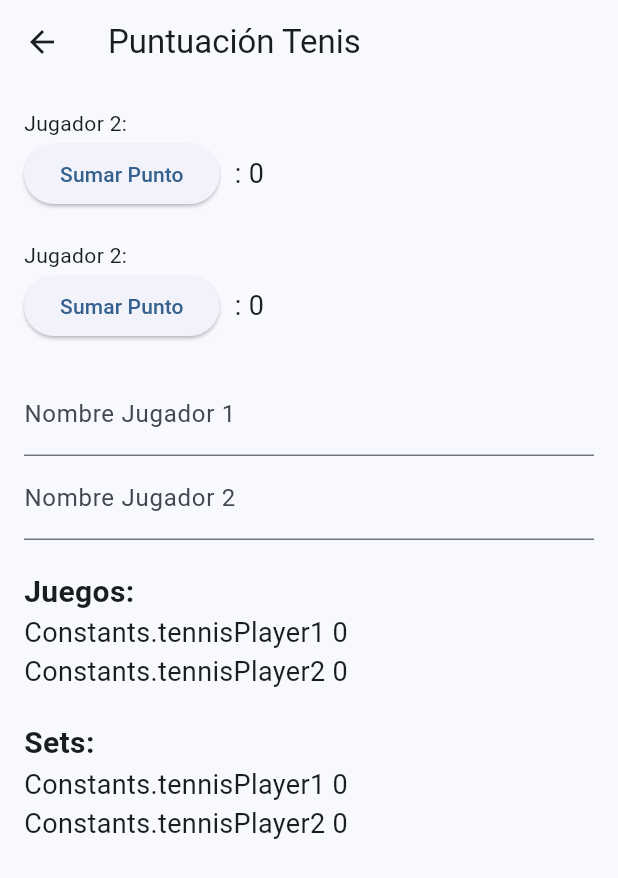
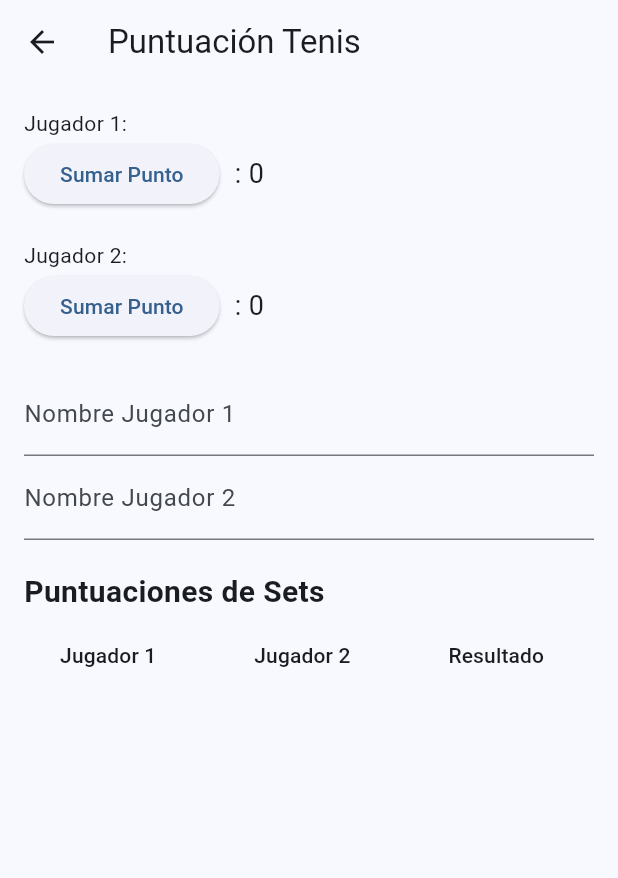
Before and after one commit to velasco10/game_score, a Flutter app: the screen it shows after launch, after a tap on "Tenis", on a phone screen of 412 x 824 dp. Shown: the top 878 px of the screen. Run offline on Flutter 3.47's test engine with Material 2 defaults, Android fonts, the phone set to English and light mode, and no system bars.

Commit message:
feat: prepare app to upload to play store

```diff
--- a/lib/presentations/games/chinchon.dart
+++ b/lib/presentations/games/chinchon.dart
@@ -75,7 +75,7 @@ class _ChinchonState extends State<Chinchon> {
                     ),
                     IconButton(
                       onPressed: () {
-                        int.tryParse(_scoreInputControllers[i].text)! - 10;
+                        _scoreInputControllers[i].text = "-10";
                       },
                       icon: const Icon(Icons.replay_10))
                   ],
--- a/lib/presentations/games/coin.dart
+++ b/lib/presentations/games/coin.dart
@@ -79,8 +79,8 @@ class _CoinState extends State<Coin> with SingleTickerProviderStateMixin {
               transform: Matrix4.identity()
                 ..setEntry(3, 2, 0.001)
                 ..rotateX(rotationAngleX)
-                ..rotateZ(rotationAngleZ)
-                ..translate(0, translateY, 0),
+                ..rotateZ(rotationAngleZ),
+                // ..translate(0, translateY, 0)
               child: GestureDetector(
                 onTap: _flipCoin,
                 child: Icon(
--- a/lib/presentations/games/tennis.dart
+++ b/lib/presentations/games/tennis.dart
@@ -21,6 +21,8 @@ class _TennisState extends State<Tennis> {
   bool advantagePlayer1 = false;
   bool advantagePlayer2 = false;
 
+  List<SetEntry> setEntries = [];
+
   String _getScoreString(int points) {
     if (points == 0) {
       return '0';
@@ -41,8 +43,14 @@ class _TennisState extends State<Tennis> {
         if (!advantagePlayer1) {
           if (advantagePlayer2) {
             advantagePlayer2 = false; // Pierde la ventaja
+            setState(() {
+              player2Points--;
+            });
           } else {
             advantagePlayer1 = true; // Ventaja para jugador 1
+            setState(() {
+              player1Points++;
+            });
           }
         } else {
           _addGameToPlayer(playerNumber); // Gana el juego
@@ -51,8 +59,14 @@ class _TennisState extends State<Tennis> {
         if (!advantagePlayer2) {
           if (advantagePlayer1) {
             advantagePlayer1 = false; // Pierde la ventaja
+            setState(() {
+              player1Points--;
+            });
           } else {
-            advantagePlayer2 = true; // Ventaja para jugador 2
+            advantagePlayer2 = true;
+            setState(() {
+              player2Points++;
+            }); // Ventaja para jugador 2
           }
         } else {
           _addGameToPlayer(playerNumber); // Gana el juego
@@ -113,12 +127,48 @@ class _TennisState extends State<Tennis> {
   void _addSetToPlayer(int playerNumber) {
     if (playerNumber == 1) {
       player1Sets++;
+      setEntries.add(SetEntry(
+        player1Games: player1Games,
+        player2Games: player2Games,
+      ));
+      if (player1Sets >= 2) {
+        // Jugador 1 ha ganado la partida
+        _showWinnerDialog(player1Name);
+      }
     } else if (playerNumber == 2) {
       player2Sets++;
+      setEntries.add(SetEntry(
+        player1Games: player1Games,
+        player2Games: player2Games,
+      ));
+      if (player2Sets >= 2) {
+        // Jugador 2 ha ganado la partida
+        _showWinnerDialog(player2Name);
+      }
     }
 
     player1Games = 0;
     player2Games = 0;
+  }
+
+  void _showWinnerDialog(String playerName) {
+    showDialog(
+      context: context,
+      builder: (BuildContext context) {
+        return AlertDialog(
+          title: Text('¡Partida finalizada!'),
+          content: Text('$playerName ha ganado la partida.'),
+          actions: [
+            TextButton(
+              onPressed: () {
+                Navigator.of(context).pop();
+              },
+              child: Text('Aceptar'),
+            ),
+          ],
+        );
+      },
+    );
   }
 
   @override
@@ -132,7 +182,7 @@ class _TennisState extends State<Tennis> {
         child: Column(
           crossAxisAlignment: CrossAxisAlignment.stretch,
           children: [
-            Text(Constants.tennisPlayer2),
+            Text(Constants.tennisPlayer1),
             Row(
               children: [
                 ElevatedButton(
@@ -175,22 +225,36 @@ class _TennisState extends State<Tennis> {
               },
             ),
             const SizedBox(height: 20),
-            Text(Constants.gameValue,
-                style: TextStyle(fontSize: 20, fontWeight: FontWeight.bold)),
-            Text('$Constants.tennisPlayer1 $player1Games',
-                style: const TextStyle(fontSize: 18)),
-            Text('$Constants.tennisPlayer2 $player2Games',
-                style: const TextStyle(fontSize: 18)),
-            const SizedBox(height: 20),
-            Text(Constants.setValue,
-                style: TextStyle(fontSize: 20, fontWeight: FontWeight.bold)),
-            Text('$Constants.tennisPlayer1 $player1Sets',
-                style: const TextStyle(fontSize: 18)),
-            Text('$Constants.tennisPlayer2 $player2Sets',
-                style: const TextStyle(fontSize: 18)),
+            Text('Puntuaciones de Sets',
+                style:
+                    const TextStyle(fontSize: 20, fontWeight: FontWeight.bold)),
+            DataTable(
+              columns: [
+                DataColumn(label: Text('Jugador 1')),
+                DataColumn(label: Text('Jugador 2')),
+                DataColumn(label: Text('Resultado')),
+              ],
+              rows: setEntries.map((entry) {
+                return DataRow(cells: [
+                  DataCell(Text('${entry.player1Games}')),
+                  DataCell(Text('${entry.player2Games}')),
+                  DataCell(Text('${entry.player1Games}-${entry.player2Games}')),
+                ]);
+              }).toList(),
+            ),
           ],
         ),
       ),
     );
   }
 }
+
+class SetEntry {
+  int player1Games;
+  int player2Games;
+
+  SetEntry({
+    required this.player1Games,
+    required this.player2Games,
+  });
+}
--- a/lib/presentations/menu/menu_list.dart
+++ b/lib/presentations/menu/menu_list.dart
@@ -7,16 +7,16 @@ class MenuList extends StatelessWidget {
   @override
   Widget build(BuildContext context) {
     return ListView(
-      padding: const EdgeInsets.all(8),
+      padding: const EdgeInsets.all(15),
       children: [
         ElevatedButton(
           onPressed: () {
             Navigator.of(context, rootNavigator: true).pushNamed('/chinchon');
-            },
+          },
           child: Row(
             children: [
               const Icon(Icons.deck),
-              Text(Constants.chinchonGame),
+              Text(Constants.chinchonGame, style: const TextStyle(fontSize: 25)),
             ],
           ),
         ),
@@ -27,7 +27,7 @@ class MenuList extends StatelessWidget {
           child: Row(
             children: [
               const Icon(Icons.sports_tennis),
-              Text(Constants.tennisGame)
+              Text(Constants.tennisGame, style: const TextStyle(fontSize: 25))
             ],
           ),
         ),
@@ -36,10 +36,7 @@ class MenuList extends StatelessWidget {
             Navigator.of(context, rootNavigator: true).pushNamed('/counter');
           },
           child: Row(
-            children: [
-              const Icon(Icons.exposure),
-              Text(Constants.counterGame)
-            ],
+            children: [const Icon(Icons.exposure), Text(Constants.counterGame, style: const TextStyle(fontSize: 25))],
           ),
         ),
         ElevatedButton(
@@ -47,21 +44,15 @@ class MenuList extends StatelessWidget {
             Navigator.of(context, rootNavigator: true).pushNamed('/dice');
           },
           child: Row(
-            children: [
-              const Icon(Icons.casino),
-              Text(Constants.diceGame)
-            ],
+            children: [const Icon(Icons.casino), Text(Constants.diceGame, style: const TextStyle(fontSize: 25))],
           ),
         ),
         ElevatedButton(
-          onPressed: (){
+          onPressed: () {
             Navigator.of(context, rootNavigator: true).pushNamed('/coin');
           },
           child: Row(
-            children: [
-              const Icon(Icons.rule_folder),
-              Text(Constants.coinGame)
-            ],
+            children: [const Icon(Icons.rule_folder), Text(Constants.coinGame, style: const TextStyle(fontSize: 25))],
           ),
         )
       ],
--- a/lib/utils/constants.dart
+++ b/lib/utils/constants.dart
@@ -27,6 +27,7 @@ class Constants{
     static String tennisPlayer2 = 'Jugador 2:';
     static String setValue = 'Sets:';
     static String gameValue = 'Juegos:';
+    static String result = 'Resultado:';
 
     static String numPointsCounter = 'El contador esta en:';
 }
```
Also changed, not shown: lib/presentations/games/counter.dart (+42 -13 lines), pubspec.yaml (+11 -19 lines), assets/icon/gameScoreLogo.jpg (added), assets/icon/gameScoreLogo.png (added), pubspec.lock, 31 other files.
